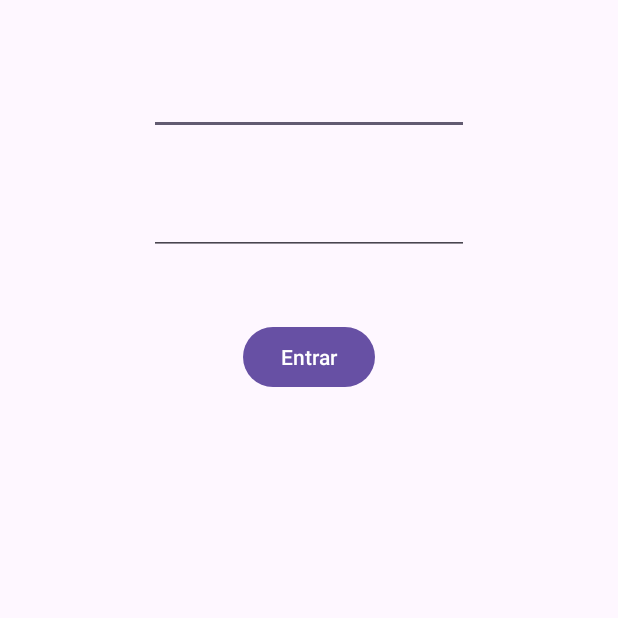
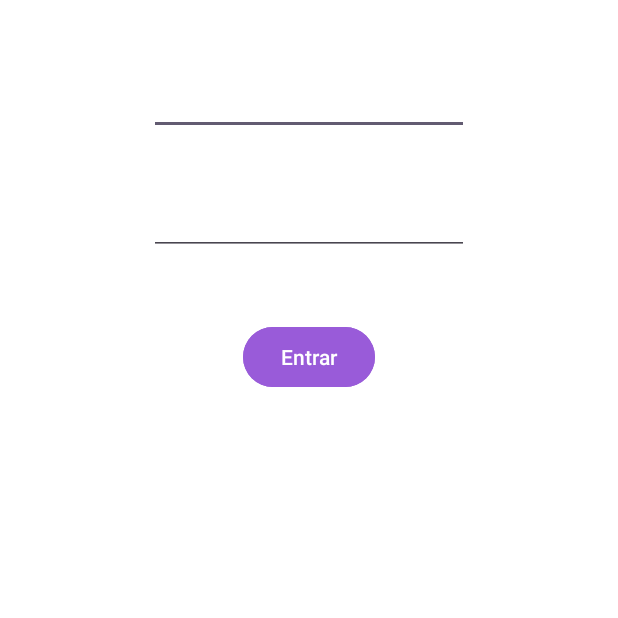
Before and after one commit to LeticiaOk/armazena-mobile, an Android app: the screen it shows after launch (LoginActivity), on a phone screen of 412 x 824 dp, the top half of it. Run offline under Robolectric (Android 15) with nearby library versions, the phone set to English and light mode, and no system bars.

Commit message:
- Adicionando cores no arquivo colors.xml
- Alterando as cores de texto e dos botões nos arquivos xml

```diff
--- a/app/src/main/java/com/example/armazena/activities/produto/ProdutoActivity.kt
+++ b/app/src/main/java/com/example/armazena/activities/produto/ProdutoActivity.kt
@@ -12,16 +12,10 @@ import com.example.armazena.activities.login.LoginActivity
 import com.example.armazena.adapters.ProdutoAdapter
 import com.example.armazena.R
 import com.example.armazena.entities.Produto
-import com.example.armazena.interface_api.ApiService
 import com.example.armazena.retrofit.RetrofitClient
-import okhttp3.OkHttpClient
-import okhttp3.logging.HttpLoggingInterceptor
 import retrofit2.Call
 import retrofit2.Callback
 import retrofit2.Response
-import retrofit2.Retrofit
-import retrofit2.converter.gson.GsonConverterFactory
-import java.util.concurrent.TimeUnit
 import kotlin.jvm.java
 
 class ProdutoActivity : AppCompatActivity() {
--- a/app/src/main/res/layout/activity_login.xml
+++ b/app/src/main/res/layout/activity_login.xml
@@ -2,6 +2,7 @@
 <androidx.constraintlayout.widget.ConstraintLayout xmlns:android="http://schemas.android.com/apk/res/android"
     xmlns:app="http://schemas.android.com/apk/res-auto"
     xmlns:tools="http://schemas.android.com/tools"
+    android:background="@color/white"
     android:id="@+id/main"
     android:layout_width="match_parent"
     android:layout_height="match_parent"
@@ -11,6 +12,7 @@
         android:id="@+id/emailEditText"
         android:layout_width="wrap_content"
         android:layout_height="wrap_content"
+        android:textColor="@color/black"
         android:layout_marginTop="42dp"
         android:ems="10"
         android:minHeight="48dp"
@@ -23,6 +25,7 @@
         android:id="@+id/passwordEditText"
         android:layout_width="wrap_content"
         android:layout_height="wrap_content"
+        android:textColor="@color/black"
         android:layout_marginTop="32dp"
         android:ems="10"
         android:minHeight="48dp"
@@ -35,6 +38,8 @@
         android:id="@+id/loginButton"
         android:layout_width="wrap_content"
         android:layout_height="wrap_content"
+        android:backgroundTint="@color/purple"
+        android:textColor="@color/white"
         android:layout_marginTop="44dp"
         android:text="Entrar"
         app:layout_constraintEnd_toEndOf="parent"
--- a/app/src/main/res/layout/activity_produto.xml
+++ b/app/src/main/res/layout/activity_produto.xml
@@ -2,6 +2,7 @@
 <LinearLayout xmlns:android="http://schemas.android.com/apk/res/android"
     xmlns:app="http://schemas.android.com/apk/res-auto"
     xmlns:tools="http://schemas.android.com/tools"
+    android:background="@color/white"
     android:layout_width="match_parent"
     android:layout_height="match_parent"
     android:orientation="vertical"
@@ -30,6 +31,7 @@
         android:id="@+id/valorProduto"
         android:layout_width="wrap_content"
         android:layout_height="wrap_content"
+        android:textColor="@color/black"
         android:textSize="16sp"
         android:textStyle="bold"
         tools:ignore="MissingConstraints"/>
@@ -45,6 +47,7 @@
             android:id="@+id/idProdutoEditarButton"
             android:layout_width="wrap_content"
             android:layout_height="wrap_content"
+            android:textColor="@color/white"
             android:layout_marginTop="20dp"
             android:layout_marginRight="24dp"
             android:backgroundTint="@color/green"
@@ -54,6 +57,7 @@
             android:id="@+id/deleteButton"
             android:layout_width="wrap_content"
             android:layout_height="wrap_content"
+            android:textColor="@color/white"
             android:layout_marginTop="20dp"
             android:backgroundTint="@color/red"
             android:text="Excluir" />
--- a/app/src/main/res/layout/activity_produto_cadastro.xml
+++ b/app/src/main/res/layout/activity_produto_cadastro.xml
@@ -2,6 +2,7 @@
 <androidx.constraintlayout.widget.ConstraintLayout xmlns:android="http://schemas.android.com/apk/res/android"
     xmlns:app="http://schemas.android.com/apk/res-auto"
     xmlns:tools="http://schemas.android.com/tools"
+    android:background="@color/white"
     android:id="@+id/main"
     android:layout_width="match_parent"
     android:layout_height="match_parent"
@@ -11,6 +12,7 @@
         android:id="@+id/nomeProdutoEditText"
         android:layout_width="0dp"
         android:layout_height="wrap_content"
+        android:textColor="@color/black"
         android:layout_marginTop="42dp"
         android:ems="10"
         android:inputType="text"
@@ -26,6 +28,7 @@
         android:id="@+id/categoriaProdutoEditText"
         android:layout_width="0dp"
         android:layout_height="wrap_content"
+        android:textColor="@color/black"
         android:layout_marginTop="32dp"
         android:ems="10"
         android:inputType="number"
@@ -40,6 +43,7 @@
         android:id="@+id/precoProdutoEditText"
         android:layout_width="0dp"
         android:layout_height="wrap_content"
+        android:textColor="@color/black"
         android:layout_marginTop="32dp"
         android:ems="10"
         android:inputType="numberDecimal"
@@ -54,6 +58,7 @@
         android:id="@+id/descProdutoEditText"
         android:layout_width="0dp"
         android:layout_height="wrap_content"
+        android:textColor="@color/black"
         android:layout_marginTop="32dp"
         android:ems="10"
         android:inputType="text"
@@ -69,6 +74,7 @@
         android:id="@+id/cadastroProdutoButton"
         android:layout_width="wrap_content"
         android:layout_height="wrap_content"
+        android:textColor="@color/white"
         android:layout_marginTop="44dp"
         android:text="Cadastrar"
         app:layout_constraintEnd_toEndOf="parent"
--- a/app/src/main/res/layout/activity_produto_editar.xml
+++ b/app/src/main/res/layout/activity_produto_editar.xml
@@ -2,6 +2,7 @@
 <androidx.constraintlayout.widget.ConstraintLayout xmlns:android="http://schemas.android.com/apk/res/android"
     xmlns:app="http://schemas.android.com/apk/res-auto"
     xmlns:tools="http://schemas.android.com/tools"
+    android:background="@color/white"
     android:id="@+id/main"
     android:layout_width="match_parent"
     android:layout_height="match_parent"
@@ -13,6 +14,7 @@
         android:layout_height="wrap_content"
         android:layout_marginTop="42dp"
         android:ems="10"
+        android:textColor="@color/black"
         android:inputType="text"
         android:minHeight="48dp"
         android:hint="Nome do produto"
@@ -26,6 +28,7 @@
         android:id="@+id/categoriaProdutoEditText"
         android:layout_width="0dp"
         android:layout_height="wrap_content"
+        android:textColor="@color/black"
         android:layout_marginTop="32dp"
         android:ems="10"
         android:inputType="number"
@@ -40,6 +43,7 @@
         android:id="@+id/precoProdutoEditText"
         android:layout_width="0dp"
         android:layout_height="wrap_content"
+        android:textColor="@color/black"
         android:layout_marginTop="32dp"
         android:ems="10"
         android:inputType="numberDecimal"
@@ -54,6 +58,7 @@
         android:id="@+id/descProdutoEditText"
         android:layout_width="0dp"
         android:layout_height="wrap_content"
+        android:textColor="@color/black"
         android:layout_marginTop="32dp"
         android:ems="10"
         android:inputType="text"
@@ -69,6 +74,7 @@
         android:id="@+id/EditProdutoButton"
         android:layout_width="wrap_content"
         android:layout_height="wrap_content"
+        android:textColor="@color/white"
         android:layout_marginTop="44dp"
         android:text="Salvar"
         app:layout_constraintEnd_toEndOf="parent"
--- a/app/src/main/res/layout/recycler_view_produtos.xml
+++ b/app/src/main/res/layout/recycler_view_produtos.xml
@@ -2,6 +2,7 @@
 <androidx.constraintlayout.widget.ConstraintLayout xmlns:android="http://schemas.android.com/apk/res/android"
     xmlns:app="http://schemas.android.com/apk/res-auto"
     xmlns:tools="http://schemas.android.com/tools"
+    android:background="@color/white"
     android:layout_width="match_parent"
     android:layout_height="match_parent">
 
@@ -9,6 +10,7 @@
         android:id="@+id/cadastroProdutoButton"
         android:layout_width="wrap_content"
         android:layout_height="wrap_content"
+        android:textColor="@color/white"
         android:backgroundTint="@color/azulClaro"
         android:layout_marginBottom="26dp"
         android:text="Cadastrar produto"
@@ -24,6 +26,8 @@
         android:id="@+id/logoutButton"
         android:layout_width="wrap_content"
         android:layout_height="wrap_content"
+        android:backgroundTint="@color/purple"
+        android:textColor="@color/white"
         android:text="Logout"
         android:layout_marginBottom="26dp"
         app:layout_constraintEnd_toEndOf="parent"
--- a/app/src/main/res/values/colors.xml
+++ b/app/src/main/res/values/colors.xml
@@ -3,6 +3,7 @@
     <color name="black">#FF000000</color>
     <color name="white">#FFFFFFFF</color>
     <color name="red">#FF0000</color>
+    <color name="purple">#995BD9</color>
     <color name="green">#5BAD31</color>
     <color name="azulClaro">#4F94C0</color>
 </resources>
```
